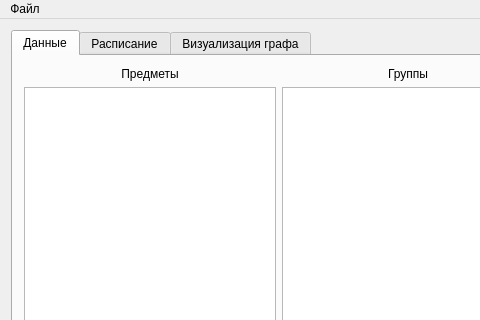
Qt form gui/mainwindow.ui (valeriefuerte/ScheduleMultipartiteGraph) before a commit; both pictures show x 0 to 480 and y 0 to 320 of the 1074 by 536 pixel window.
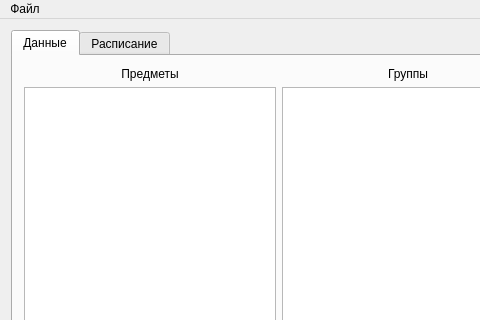
The same form after that commit.

Commit message: Edited visualization graph interface

```diff
--- a/gui/mainwindow.ui
+++ b/gui/mainwindow.ui
@@ -90,11 +90,6 @@
         <string>Расписание</string>
        </attribute>
       </widget>
-      <widget class="QWidget" name="tab">
-       <attribute name="title">
-        <string>Визуализация графа</string>
-       </attribute>
-      </widget>
      </widget>
     </item>
    </layout>
```
Left out of the diff: 2 changed lines with no effect on the pictures. The commit also changes 1 other file.
